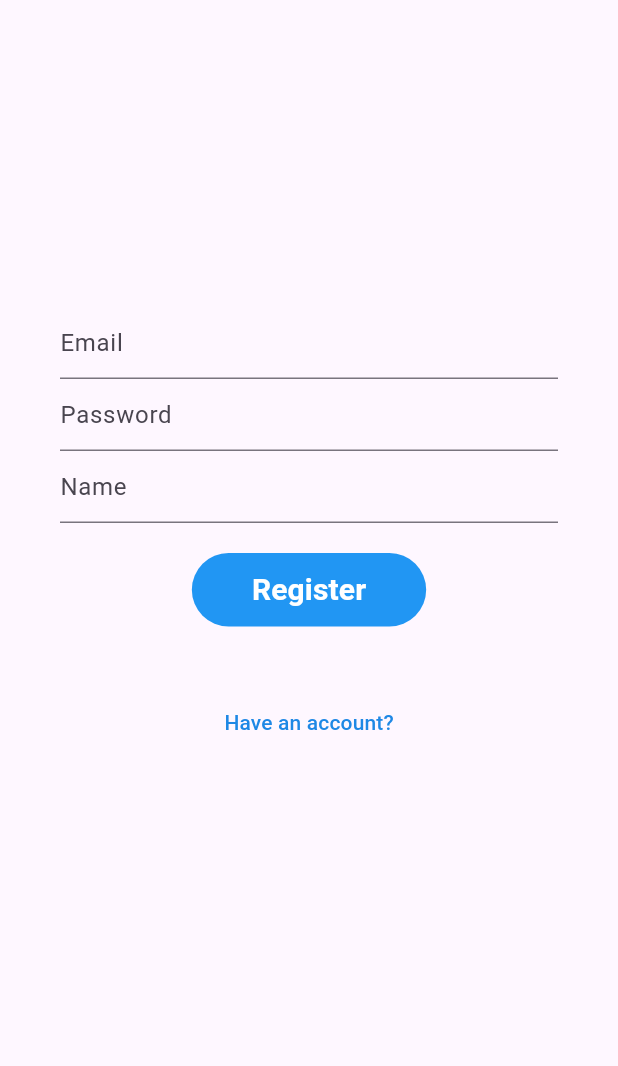
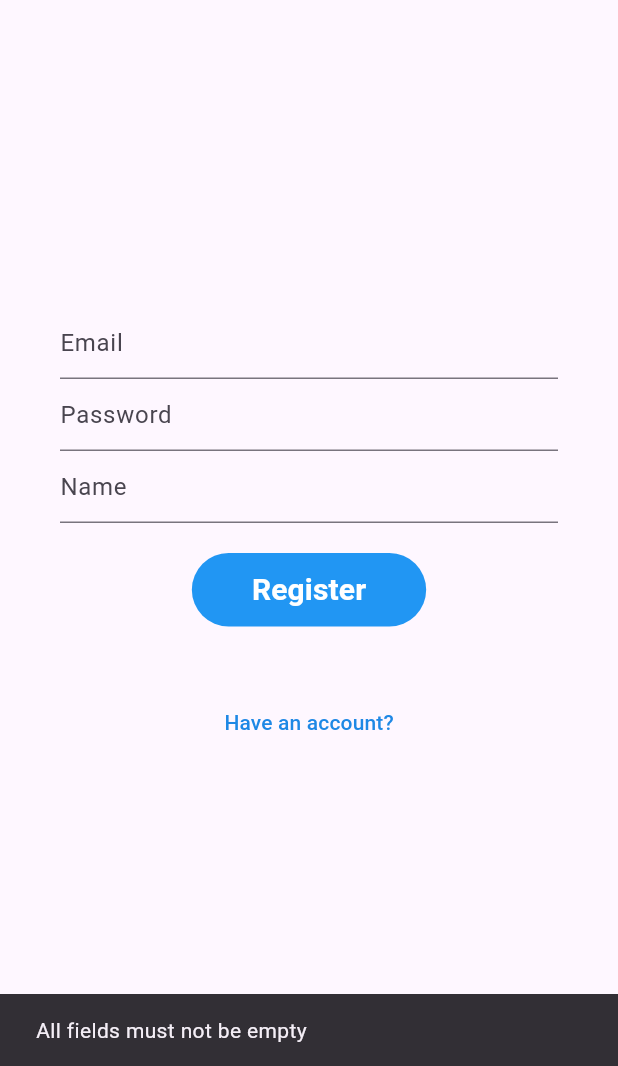
Before and after one commit to Yudnikov-Leonid/TestTaskTwo, a Flutter app: the screen it shows after launch, after a tap on "Register", on a phone screen of 412 x 824 dp, the part 170-1236 px from its top. Run offline on Flutter 3.47's test engine with Material 3 defaults, Android fonts, the phone set to English and light mode, and no system bars; our stand-ins replace firebase_auth, firebase_core, flutter_bloc; accounts and stored records are empty.

Commit message:
feature/login send verify link

```diff
--- a/lib/features/login/data/login_data.dart
+++ b/lib/features/login/data/login_data.dart
@@ -5,7 +5,6 @@ class LoginData {
   final String email;
   final String password;
   final String name;
-  final String confirmCode;
   final String restore;
 
   LoginData({
@@ -13,7 +12,6 @@ class LoginData {
     required this.email,
     required this.password,
     required this.name,
-    required this.confirmCode,
     required this.restore,
   });
 
@@ -30,7 +28,6 @@ class LoginData {
       email: email ?? this.email,
       password: password ?? this.password,
       name: name ?? this.name,
-      confirmCode: confirmCode ?? this.confirmCode,
       restore: restore ?? this.restore,
     );
   }
--- a/lib/features/login/data/login_ui_type.dart
+++ b/lib/features/login/data/login_ui_type.dart
@@ -3,8 +3,6 @@ abstract class LoginUiType {}
 class LoginUiRegister extends LoginUiType {}
 
 class LoginUiAuth extends LoginUiType {}
-
-class LoginUiConfirm extends LoginUiType {}
 
 class LoginUiRestore extends LoginUiType {}
 
--- a/lib/features/login/presentation/login_bloc.dart
+++ b/lib/features/login/presentation/login_bloc.dart
@@ -1,6 +1,7 @@
 import 'package:flutter_bloc/flutter_bloc.dart';
 import 'package:profile_app/features/login/data/login_data.dart';
 import 'package:profile_app/features/login/data/login_ui_type.dart';
+import 'package:firebase_auth/firebase_auth.dart';
 
 class LoginBloc extends Bloc<LoginEvent, LoginState> {
   LoginBloc() : super(LoginStateInitial()) {
@@ -10,7 +11,6 @@ class LoginBloc extends Bloc<LoginEvent, LoginState> {
     on<LoginEventInputEmail>(onLoginEventInputEmail);
     on<LoginEventInputPassword>(onLoginEventInputPassword);
     on<LoginEventInputName>(onLoginEventInputName);
-    on<LoginEventInputConfirmCode>(onLoginEventInputConfirmCode);
 
     on<LoginEventRegister>(onLoginEventRegister);
     on<LoginEventAuth>(onLoginEventAuth);
@@ -22,16 +22,57 @@ class LoginBloc extends Bloc<LoginEvent, LoginState> {
       email: '',
       password: '',
       name: '',
-      confirmCode: '',
       restore: '');
 
   void onLoginEventRegister(
-      LoginEventRegister event, Emitter<LoginState> emit) async {}
+      LoginEventRegister event, Emitter<LoginState> emit) async {
+    if (_data.email.isEmpty || _data.password.isEmpty || _data.name.isEmpty) {
+      emit(LoginStateMessage('All fields must not be empty'));
+      emit(LoginStateBase(_data));
+      return;
+    }
 
-  void onLoginEventAuth(LoginEventAuth event, Emitter<LoginState> emit) async {}
+    try {
+      emit(LoginStateLoading());
+      await FirebaseAuth.instance.createUserWithEmailAndPassword(
+          email: _data.email, password: _data.password);
+      await FirebaseAuth.instance.currentUser?.sendEmailVerification();
+      await FirebaseAuth.instance.signOut();
+
+      emit(LoginStateDialog('Link to verify is sent', 'Check your email'));
+      _data = _data.copyWith(uiType: LoginUiAuth(), email: '', name: '');
+    } on FirebaseAuthException catch (e, st) {
+      print('e: ${e.message}, st: $st');
+      if (e.code == 'weak-password') {
+        emit(LoginStateMessage('The password provided is too weak.'));
+      } else if (e.code == 'email-already-in-use') {
+        emit(LoginStateMessage('The account already exists for that email.'));
+      } else {
+        emit(LoginStateMessage(e.message ?? ''));
+      }
+    } catch (e, st) {
+      print('e: $e, st: $st');
+      emit(LoginStateMessage(e.toString()));
+    }
+    emit(LoginStateBase(_data));
+  }
+
+  void onLoginEventAuth(LoginEventAuth event, Emitter<LoginState> emit) async {
+    if (_data.email.isEmpty || _data.password.isEmpty) {
+      emit(LoginStateMessage('All fields must not be empty'));
+      emit(LoginStateBase(_data));
+      return;
+    }
+  }
 
   void onLoginEventRestore(
-      LoginEventRestore event, Emitter<LoginState> emit) async {}
+      LoginEventRestore event, Emitter<LoginState> emit) async {
+    if (_data.email.isEmpty) {
+      emit(LoginStateMessage('All fields must not be empty'));
+      emit(LoginStateBase(_data));
+      return;
+    }
+  }
 
   void onLoginEventInitial(
       LoginEventInitial event, Emitter<LoginState> emit) async {
@@ -59,12 +100,6 @@ class LoginBloc extends Bloc<LoginEvent, LoginState> {
   void onLoginEventInputName(
       LoginEventInputName event, Emitter<LoginState> emit) async {
     _data = _data.copyWith(name: event.name);
-    emit(LoginStateBase(_data));
-  }
-
-  void onLoginEventInputConfirmCode(
-      LoginEventInputConfirmCode event, Emitter<LoginState> emit) async {
-    _data = _data.copyWith(confirmCode: event.confirmCode);
     emit(LoginStateBase(_data));
   }
 }
@@ -104,12 +139,6 @@ class LoginEventInputName extends LoginEvent {
   LoginEventInputName({required this.name});
 }
 
-class LoginEventInputConfirmCode extends LoginEvent {
-  final String confirmCode;
-
-  LoginEventInputConfirmCode({required this.confirmCode});
-}
-
 /// STATES
 abstract class LoginState {}
 
@@ -120,7 +149,14 @@ class LoginStateLoading extends LoginState {}
 class LoginStateMessage extends LoginState {
   final String message;
 
-  LoginStateMessage({required this.message});
+  LoginStateMessage(this.message);
+}
+
+class LoginStateDialog extends LoginState {
+  final String title;
+  final String message;
+
+  LoginStateDialog(this.title, this.message);
 }
 
 class LoginStateBase extends LoginState {
--- a/lib/features/login/presentation/login_page.dart
+++ b/lib/features/login/presentation/login_page.dart
@@ -4,6 +4,7 @@ import 'package:profile_app/features/login/data/login_data.dart';
 import 'package:profile_app/features/login/data/login_ui_type.dart';
 import 'package:profile_app/features/login/presentation/login_bloc.dart';
 import 'package:profile_app/widgets/q_button.dart';
+import 'package:profile_app/widgets/q_dialog.dart';
 
 class LoginPage extends StatefulWidget {
   const LoginPage({super.key});
@@ -18,7 +19,6 @@ class _LoginPageState extends State<LoginPage> {
   final _emailController = TextEditingController();
   final _passwordController = TextEditingController();
   final _nameController = TextEditingController();
-  final _confirmController = TextEditingController();
 
   @override
   void initState() {
@@ -30,7 +30,6 @@ class _LoginPageState extends State<LoginPage> {
     _emailController.text = data.email;
     _passwordController.text = data.password;
     _nameController.text = data.name;
-    _confirmController.text = data.confirmCode;
   }
 
   @override
@@ -41,6 +40,11 @@ class _LoginPageState extends State<LoginPage> {
         if (state is LoginStateMessage) {
           ScaffoldMessenger.of(context)
               .showSnackBar(SnackBar(content: Text(state.message)));
+        }
+        if (state is LoginStateDialog) {
+          showDialog(
+              context: context,
+              builder: (context) => QDialog(state.title, state.message));
         }
       }, builder: (context, state) {
         if (state is LoginStateLoading) {
@@ -64,8 +68,6 @@ class _LoginPageState extends State<LoginPage> {
                   _registration()
                 else if (uiType is LoginUiAuth)
                   _auth()
-                else if (uiType is LoginUiConfirm)
-                  _confirm()
                 else if (uiType is LoginUiRestore)
                   _restore(),
                 const Expanded(child: SizedBox()),
@@ -85,7 +87,9 @@ class _LoginPageState extends State<LoginPage> {
         _passwordTextField(),
         _nameTextField(),
         const SizedBox(height: 20),
-        QButton('Register', () {}),
+        QButton('Register', () {
+          _bloc.add(LoginEventRegister());
+        }),
         const SizedBox(height: 40),
         _changeTypeButton('Have an account?', LoginUiAuth())
       ],
@@ -98,18 +102,12 @@ class _LoginPageState extends State<LoginPage> {
         _emailTextField(),
         _passwordTextField(),
         const SizedBox(height: 20),
-        QButton('Login', () {}),
+        QButton('Login', () {
+          _bloc.add(LoginEventAuth());
+        }),
         const SizedBox(height: 40),
         _changeTypeButton('Don\'t have an account?', LoginUiRegister()),
         _changeTypeButton('Restore password', LoginUiRestore())
-      ],
-    );
-  }
-
-  Widget _confirm() {
-    return Column(
-      children: [
-        _confirmTextField(),
       ],
     );
   }
@@ -119,7 +117,9 @@ class _LoginPageState extends State<LoginPage> {
       children: [
         _emailTextField(),
         const SizedBox(height: 20),
-        QButton('Send code', () {}),
+        QButton('Send code', () {
+          _bloc.add(LoginEventRestore());
+        }),
         const SizedBox(height: 40),
         _changeTypeButton('Go back', LoginUiAuth()),
       ],
@@ -144,7 +144,7 @@ class _LoginPageState extends State<LoginPage> {
   }
 
   Widget _passwordTextField() {
-    return _textField(_passwordController, 'Password', (text) {
+    return _textField(_passwordController, 'Password', isPassword: true, (text) {
       _bloc.add(LoginEventInputPassword(password: text));
     });
   }
@@ -152,12 +152,6 @@ class _LoginPageState extends State<LoginPage> {
   Widget _nameTextField() {
     return _textField(_nameController, 'Name', (text) {
       _bloc.add(LoginEventInputName(name: text));
-    });
-  }
-
-  Widget _confirmTextField() {
-    return _textField(_confirmController, 'Confirm', (text) {
-      _bloc.add(LoginEventInputConfirmCode(confirmCode: text));
     });
   }
 
```
Also changed, not shown: lib/widgets/q_dialog.dart (added, +28 -0 lines).
